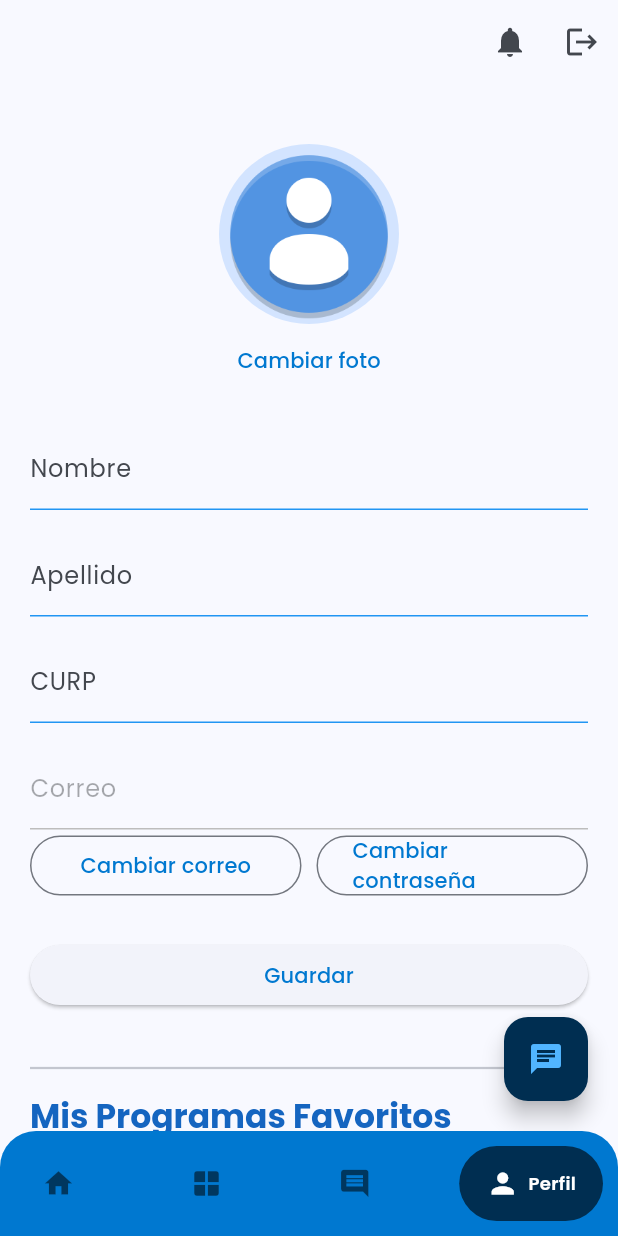
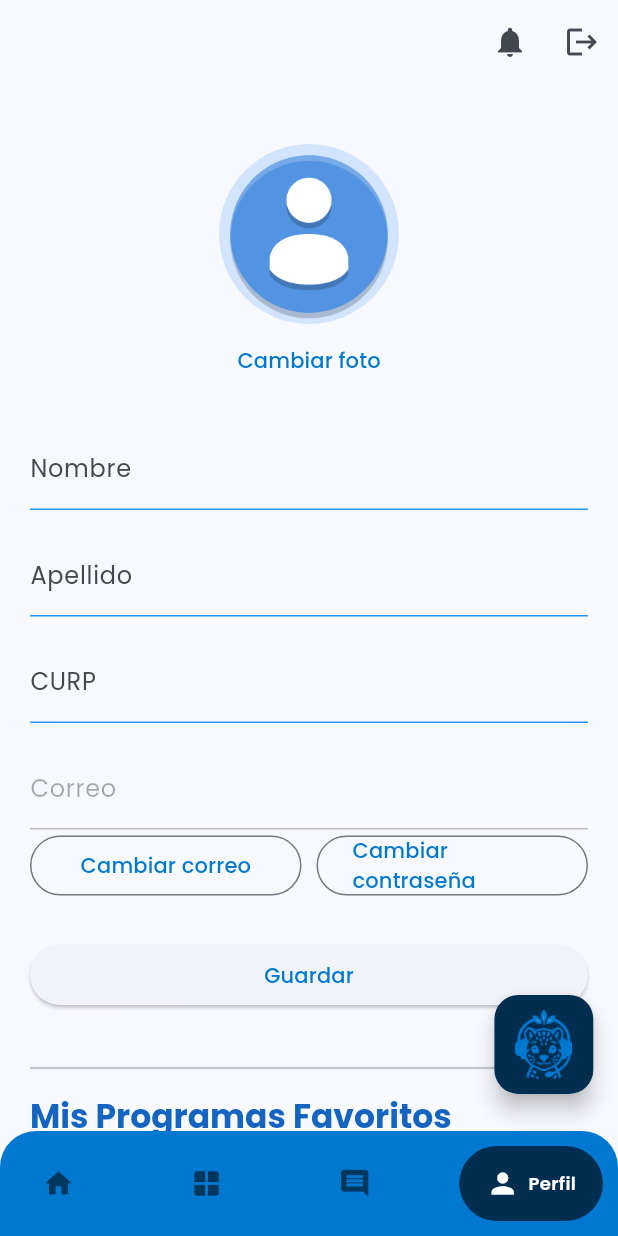
Before and after one commit to ErubielFlota/hackatonGit, a Flutter app: the screen it shows once a user with an empty profile is signed in, swiped to page 4, on a phone screen of 412 x 824 dp. Run offline on Flutter 3.47's test engine with Material 3 defaults, Android fonts, the phone set to English and light mode, and no system bars; drawn by our look-alikes of google_nav_bar; our stand-ins replace cloud_firestore, connectivity_plus, firebase_auth, firebase_core, firebase_storage, googleapis_auth and 1 more; missing offline and left inert: googleapis; accounts and stored records are empty.

Commit message:
mejoras de deseno en el chatbot

```diff
--- a/lib/autentificacion.dart
+++ b/lib/autentificacion.dart
@@ -334,6 +334,7 @@ class AuthPageState extends State<Autentificacion> {
                     style: TextStyle(fontSize: inputFont),
                     decoration: InputDecoration(
                       labelText: 'Contraseña',
+                      hintText:'Ingresa tu contraseña',
                       labelStyle: TextStyle(fontSize: smallText),
                       prefixIcon: Icon(Icons.lock, color: primaryColor.darker),
                       border: OutlineInputBorder(
--- a/lib/pages/chat_panel.dart
+++ b/lib/pages/chat_panel.dart
@@ -1,5 +1,6 @@
 import 'package:flutter/material.dart';
 import 'package:connectivity_plus/connectivity_plus.dart';
+import 'package:prueba2app/theme/colors.dart';
 import '../services/dialogflow_service.dart';
 import '../services/faq_service.dart';
 
@@ -123,8 +124,14 @@ class _ChatPanelState extends State<ChatPanel>
   Widget build(BuildContext context) {
     return Material(
       elevation: 10,
+       borderRadius: BorderRadius.circular(24),
       child: Container(
-        color: Colors.white,
+        decoration: BoxDecoration(
+          color: Colors.white,
+           borderRadius: BorderRadius.circular(24),
+
+        ),
+
         child: SafeArea(
           child: Column(
             children: [
@@ -254,7 +261,7 @@ class _ChatPanelState extends State<ChatPanel>
                     ),
                     SizedBox(width: 8),
                     CircleAvatar(
-                      backgroundColor: _dfReady ? Colors.blue : Colors.grey,
+                      backgroundColor: _dfReady ? primaryColor.darker : Colors.grey,
                       child: IconButton(
                         icon: Icon(Icons.send, color: Colors.white, size: 20),
                         onPressed: _dfReady ? () => _send(_controller.text) : null,
--- a/lib/profile_page.dart
+++ b/lib/profile_page.dart
@@ -632,8 +632,7 @@ class _ProfilePageState extends State<ProfilePage> {
 
     final double screenWidth = MediaQuery.of(context).size.width;
     final bool isLarge = screenWidth > 600;
-    const primaryColor = Colors.blue;
-    const backgroundColor = Color(0xFFF5F5F5);
+
     final double padding = isLarge ? 32 : 20;
     final double fontBase = isLarge ? 18 : 15;
 
--- a/lib/widgets/chatbot_floating.dart
+++ b/lib/widgets/chatbot_floating.dart
@@ -3,7 +3,7 @@ import 'package:prueba2app/pages/chat_panel.dart';
 import 'package:prueba2app/theme/colors.dart';
 
 class ChatbotFloating extends StatefulWidget {
-  final bool isGuest; // ← NUEVO
+  final bool isGuest;
 
   const ChatbotFloating({super.key, required this.isGuest});
 
@@ -16,24 +16,48 @@ class _ChatbotFloatingState extends State<ChatbotFloating> {
 
   @override
   Widget build(BuildContext context) {
-    // ← SI ES INVITADO, NO SE MUESTRA NADA
+    // Tamaños responsivos
+    final screenWidth = MediaQuery.of(context).size.width;
+    final screenHeight = MediaQuery.of(context).size.height;
+
+    // Ajustes para pantallas pequeñas
+    final panelWidth = screenWidth * 0.85;     // 85% del ancho
+    final panelHeight = screenHeight * 0.55;   // 55% del alto
+
+    // Tamaño del FAB responsivo
+    final fabSize = screenWidth * 0.16; // 16% del ancho (tamaño recomendado)
+
     if (widget.isGuest) return const SizedBox.shrink();
 
     return Positioned(
-      bottom: 20,
-      right: 20,
+      bottom: screenHeight * 0.03,  // 3% del alto
+      right: screenWidth * 0.04,    // 4% del ancho
       child: _isOpen
           ? SizedBox(
-              width: 320,
-              height: 420,
-              child: ChatPanel(onClose: () {
-                setState(() => _isOpen = false);
-              }),
+              width: panelWidth,
+              height: panelHeight,
+              child: ChatPanel(
+                onClose: () {
+                  setState(() => _isOpen = false);
+                },
+              ),
             )
-          : FloatingActionButton(
-              backgroundColor: primaryColor.darker,
-              onPressed: () => setState(() => _isOpen = true),
-              child: Icon(Icons.chat, color: primaryColor.lighter),
+          : SizedBox(
+              width: fabSize,
+              height: fabSize,
+              child: FloatingActionButton(
+                backgroundColor: primaryColor.darker,
+                onPressed: () => setState(() => _isOpen = true),
+                child: Transform.scale(
+                  scale:0.7,
+                  child: FittedBox(
+                    fit: BoxFit.contain,
+                    child: Image.asset(
+                      'assets/leoncibotv2.png',
+                    ),
+                  ),
+                ),
+              ),
             ),
     );
   }
--- a/pubspec.yaml
+++ b/pubspec.yaml
@@ -46,6 +46,7 @@ flutter:
     - assets/google_logo.png
     - assets/pruebahackaton-bfb64-cb3dbd690d75.json
     - assets/leoncibot.png
+    - assets/leoncibotv2.png
 
 
   fonts:
```
Also changed, not shown: assets/leoncibotv2.png (added).
